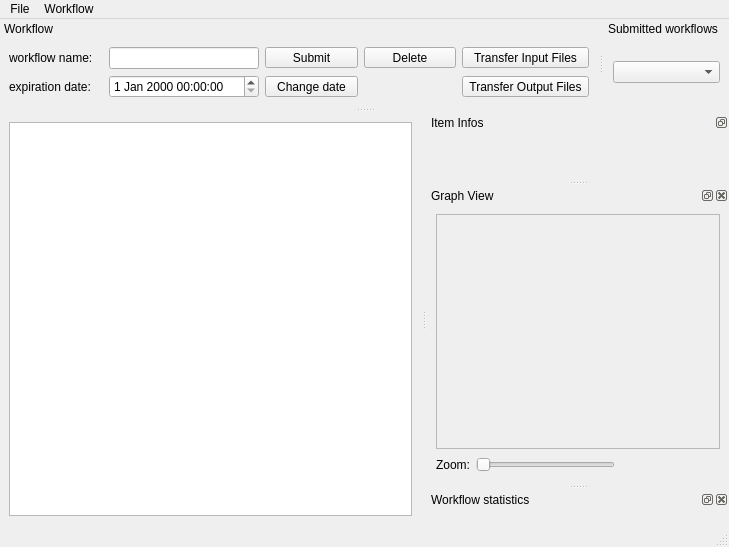
populse/soma-workflow, file python/soma/jobs/gui/WorkflowMainWindow.ui: the form before one commit.
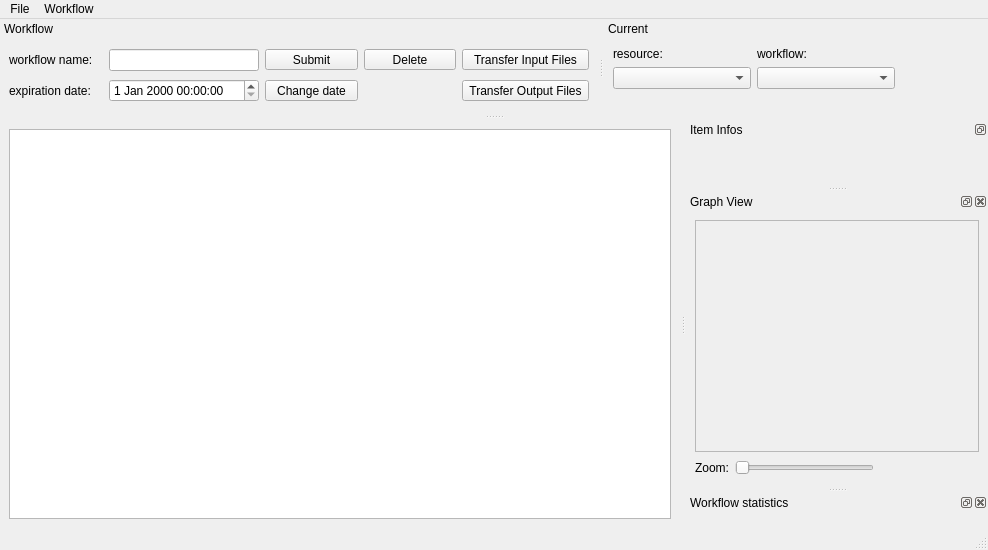
The form after the commit.

Commit message: Gui: possibility to use several ressources in one session. Fixes the tree view update for remote workflows.

```diff
--- a/python/soma/jobs/gui/WorkflowMainWindow.ui
+++ b/python/soma/jobs/gui/WorkflowMainWindow.ui
@@ -6,8 +6,8 @@
    <rect>
     <x>0</x>
     <y>0</y>
-    <width>729</width>
-    <height>547</height>
+    <width>988</width>
+    <height>550</height>
    </rect>
   </property>
   <property name="windowTitle">
@@ -32,7 +32,7 @@
     <rect>
      <x>0</x>
      <y>0</y>
-     <width>729</width>
+     <width>988</width>
      <height>24</height>
     </rect>
    </property>
@@ -221,9 +221,15 @@
    </widget>
   </widget>
   <widget class="QDockWidget" name="dock_submitted_wfs">
+   <property name="minimumSize">
+    <size>
+     <width>300</width>
+     <height>84</height>
+    </size>
+   </property>
    <property name="maximumSize">
     <size>
-     <width>201</width>
+     <width>300</width>
      <height>524287</height>
     </size>
    </property>
@@ -234,15 +240,59 @@
     <set>Qt::AllDockWidgetAreas</set>
    </property>
    <property name="windowTitle">
-    <string>Submitted workflows</string>
+    <string>Current</string>
    </property>
    <attribute name="dockWidgetArea">
     <number>4</number>
    </attribute>
    <widget class="QWidget" name="dockWidgetContents_3">
-    <layout class="QHBoxLayout" name="horizontalLayout_3">
-     <item>
-      <widget class="QComboBox" name="combo_submitted_wfs"/>
+    <layout class="QGridLayout" name="gridLayout_2">
+     <item row="0" column="0">
+      <widget class="QLabel" name="label_5">
+       <property name="text">
+        <string>resource:</string>
+       </property>
+      </widget>
+     </item>
+     <item row="0" column="1">
+      <widget class="QLabel" name="label_4">
+       <property name="text">
+        <string>workflow:</string>
+       </property>
+      </widget>
+     </item>
+     <item row="1" column="0">
+      <widget class="QComboBox" name="combo_resources">
+       <property name="minimumSize">
+        <size>
+         <width>120</width>
+         <height>0</height>
+        </size>
+       </property>
+      </widget>
+     </item>
+     <item row="2" column="0">
+      <spacer name="verticalSpacer">
+       <property name="orientation">
+        <enum>Qt::Vertical</enum>
+       </property>
+       <property name="sizeHint" stdset="0">
+        <size>
+         <width>20</width>
+         <height>40</height>
+        </size>
+       </property>
+      </spacer>
+     </item>
+     <item row="1" column="1">
+      <widget class="QComboBox" name="combo_submitted_wfs">
+       <property name="minimumSize">
+        <size>
+         <width>100</width>
+         <height>0</height>
+        </size>
+       </property>
+      </widget>
      </item>
     </layout>
    </widget>
@@ -290,8 +340,8 @@
          <rect>
           <x>0</x>
           <y>0</y>
-          <width>325</width>
-          <height>208</height>
+          <width>280</width>
+          <height>204</height>
          </rect>
         </property>
        </widget>
```
Left out of the diff: 1 changed line with no effect on the pictures. The commit also changes 2 other files.
